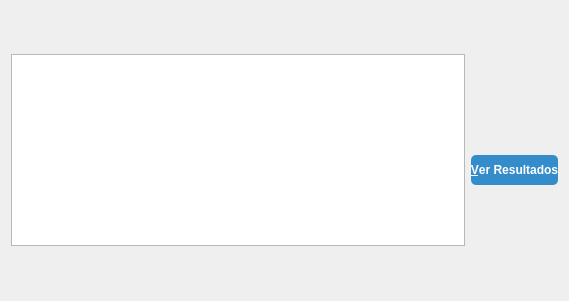
Qt form formcompararresultados.ui (rudmanmrrod/mmcs) before a commit.
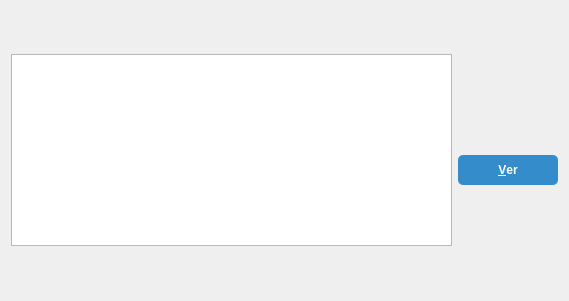
The same form after that commit.

What changed in the file:
```diff
--- a/formcompararresultados.ui
+++ b/formcompararresultados.ui
@@ -38,12 +38,18 @@
        <verstretch>0</verstretch>
       </sizepolicy>
      </property>
+     <property name="minimumSize">
+      <size>
+       <width>100</width>
+       <height>0</height>
+      </size>
+     </property>
      <property name="styleSheet">
       <string notr="true">background-color: #358ccb; color: #fff; font-weight: bold; height: 30px; border: none; border-radius: 5px; margin-top: 40px;
 </string>
      </property>
      <property name="text">
-      <string>&amp;Ver Resultados</string>
+      <string>&amp;Ver</string>
      </property>
     </widget>
    </item>
```
